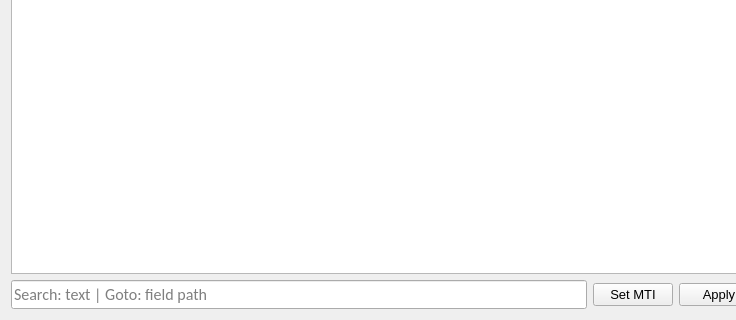
Before: the Qt Designer form common/gui/forms/spec.ui in FedorIvanov37/sv-terminal, drawn with Qt 5; both pictures show x 0 to 736 and y 380 to 700 of the 1200 by 700 pixel window.
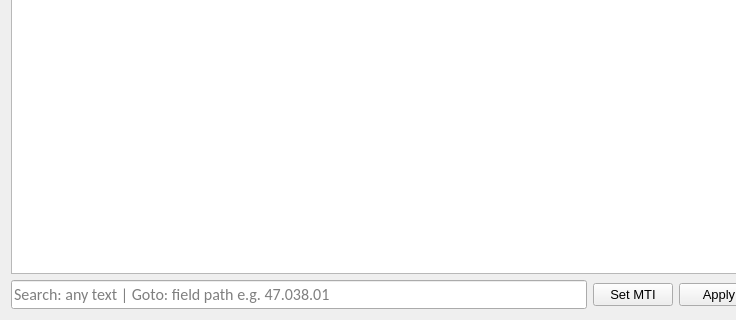
After: the same form once the commit is applied.

Commit message: Doc correction

The edit to the form file:
```diff
--- a/common/gui/forms/spec.ui
+++ b/common/gui/forms/spec.ui
@@ -164,7 +164,7 @@
         <bool>false</bool>
        </property>
        <property name="placeholderText">
-        <string>Search: text | Goto: field path</string>
+        <string>Search: any text | Goto: field path e.g. 47.038.01</string>
        </property>
        <property name="clearButtonEnabled">
         <bool>true</bool>
```
The commit also changes 2 other files.
